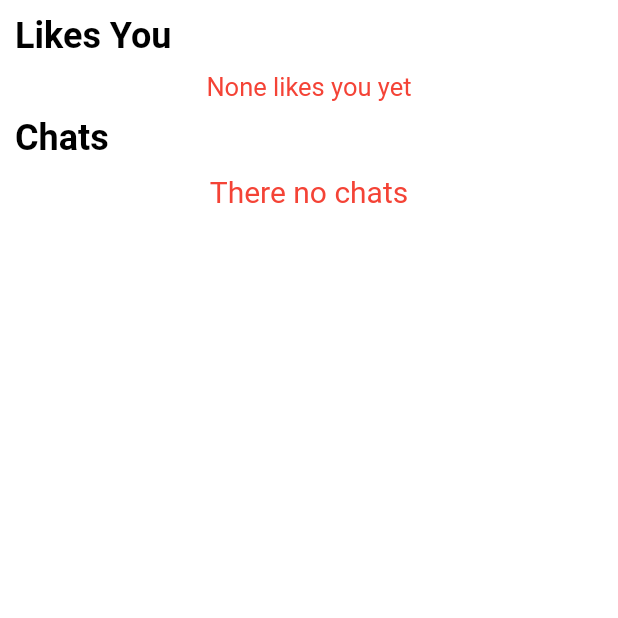
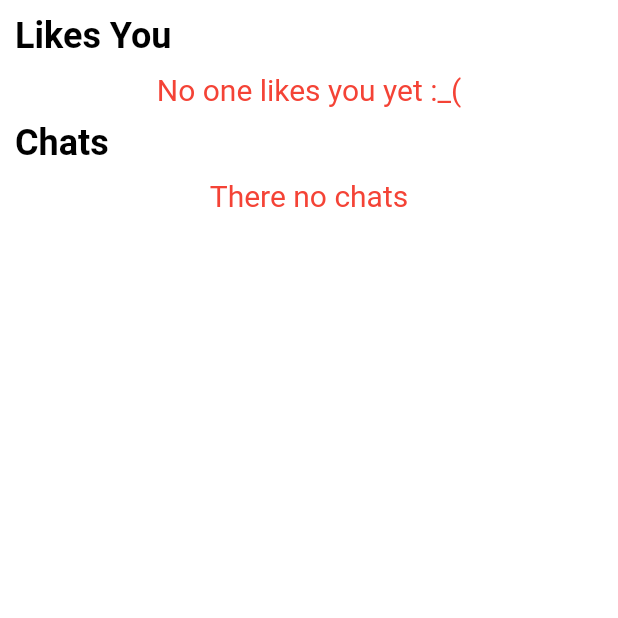
Before and after one commit to 6Niners/Purr, a Flutter app: the ChatRoom screen opened directly, on a phone screen of 412 x 824 dp, the top half of it. Run offline on Flutter 3.47's test engine with Material 2 defaults, Android fonts, the phone set to English and light mode, and no system bars; our stand-ins replace cached_network_image, cloud_firestore, email_validator, firebase_auth, firebase_core, firebase_storage and 6 more; accounts and stored records are empty; statements that could not run were skipped.

```diff
--- a/lib/NewChat/chat_list view.dart
+++ b/lib/NewChat/chat_list view.dart
@@ -50,13 +50,13 @@ class ChatRoomState extends State<ChatRoom> {
               if(snapshot.data['Swiped Right For'].length==0){
                 return Center(
                   child: Container(
-                    child: Text("None likes you yet",style: TextStyle(color: Colors.red,fontSize: 17),), ),
+                    child: Text("No one likes you yet :_(",style: TextStyle(color: Colors.red,fontSize: 20),), ),
                 );
               }
             }catch(_){
               return Center(
                 child: Container(
-                  child: Text("None likes you yet",style: TextStyle(color: Colors.red,fontSize: 17),), ),
+                  child: Text("No one likes you yet :_(",style: TextStyle(color: Colors.red,fontSize: 15),), ),
               );
             }
 
@@ -214,7 +214,7 @@ Future<void> likeBack() async {
         new FlatButton(
           onPressed: () {
             Get.back();
-            //registration controller remove from list
+            //registraioon controller remove from list
           },
           child: new Text(
             'Delete from list',
--- a/lib/Registration/CommonClasses-functions.dart
+++ b/lib/Registration/CommonClasses-functions.dart
@@ -24,7 +24,7 @@ class Themes {
       headline6: TextStyle(color: Colors.black,fontSize: 24,fontWeight: FontWeight.bold),
       bodyText1: TextStyle(color: Colors.black,fontSize: 18),
       subtitle1: TextStyle(color: Colors.blue,fontSize: 14),
-      bodyText2: TextStyle(color: Colors.white,fontSize: 14),
+      bodyText2: TextStyle(color: Colors.white,fontSize: 16),
     ),
   );
   static final dark = ThemeData.dark().copyWith(
```
Also changed, not shown: lib/NewChat/chat.dart (+13 -18 lines).
